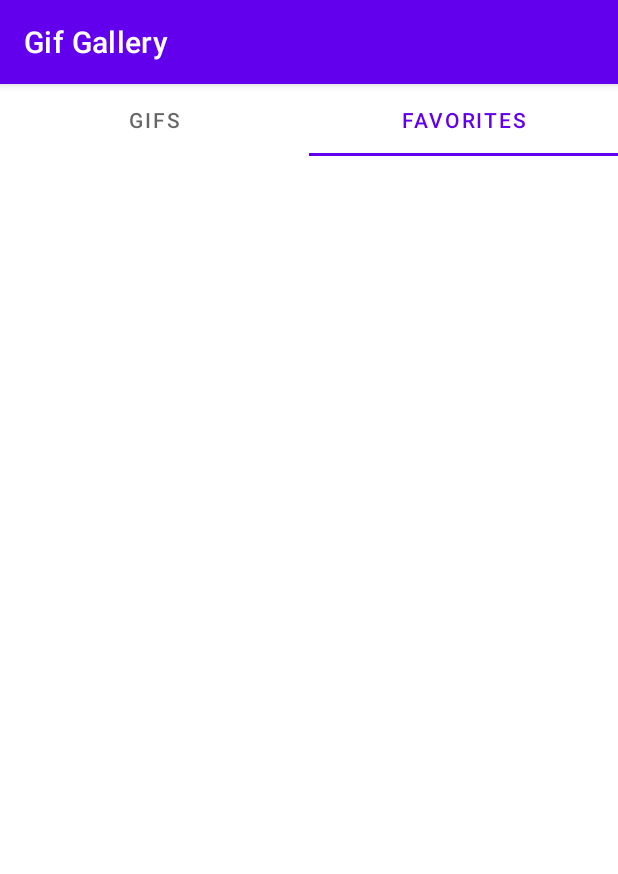
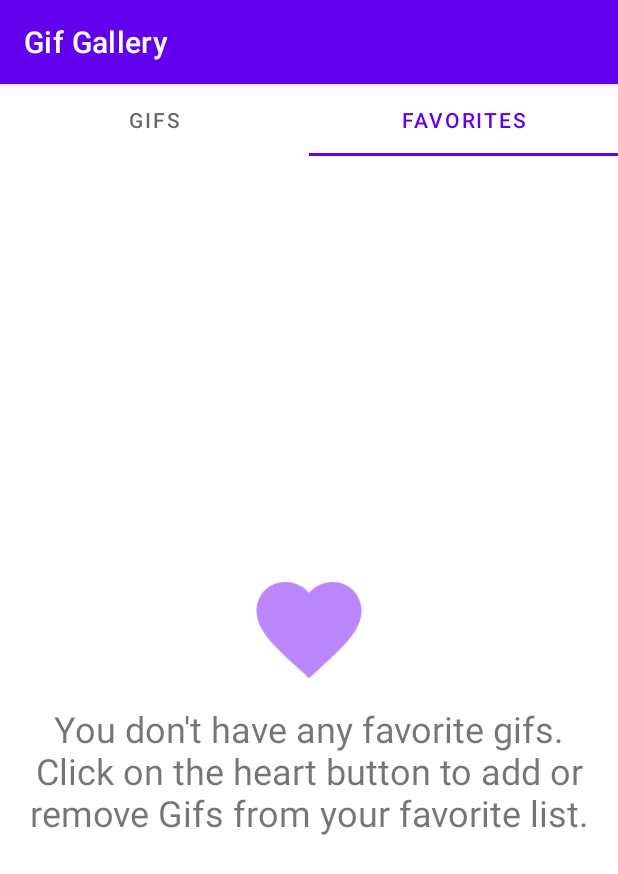
Before and after one commit to arthursz/GifGallery, an Android app: the screen it shows after launch (MainActivity), tab 2 chosen, on a phone screen of 412 x 824 dp. Shown: the top 874 px of the screen. Run offline under Robolectric (Android 15) with nearby library versions, the phone set to English and light mode, and no system bars; our stand-ins replace Room's generated code; network calls fail; pictures from the network do not load.

Commit message:
feat(favorite_fragment): show message when favorite list is empty

```diff
--- a/app/src/main/java/com/arthurzettler/gifgallery/ui/fragment/favorite/FavoriteFragment.kt
+++ b/app/src/main/java/com/arthurzettler/gifgallery/ui/fragment/favorite/FavoriteFragment.kt
@@ -20,6 +20,7 @@ import com.arthurzettler.gifgallery.ui.fragment.GifViewModel
 class FavoriteFragment : Fragment(), GifListInteraction {
 
     private lateinit var recyclerView: RecyclerView
+    private lateinit var favoriteMessageView: ViewGroup
 
     private val viewModel: GifViewModel by activityViewModels()
     private val favoriteGifList: MutableList<Gif> = mutableListOf()
@@ -43,11 +44,15 @@ class FavoriteFragment : Fragment(), GifListInteraction {
         val index = favoriteGifList.indexOf(gif)
         viewModel.setFavoriteGif(gif, isFavorite)
         viewModel.notifyGifListObserver()
+
         favoriteGifList.removeAt(index)
         recyclerView.adapter?.notifyItemRemoved(index)
+
+        setViewVisibility(favoriteGifList.size != 0)
     }
 
     private fun setupView(view: View) {
+        favoriteMessageView = view.findViewById(R.id.favorite_message_layout)
         recyclerView = view.findViewById<RecyclerView>(R.id.gif_list).apply {
             layoutManager = StaggeredGridLayoutManager(LAYOUT_COLUMNS, LinearLayoutManager.VERTICAL)
             adapter = GifListAdapter(context, favoriteGifList, this@FavoriteFragment)
@@ -56,10 +61,24 @@ class FavoriteFragment : Fragment(), GifListInteraction {
 
     private fun setupViewModel() {
         viewModel.favoriteGifList.observe(viewLifecycleOwner, Observer {
+            setViewVisibility(it.size != 0)
             favoriteGifList.clear()
             favoriteGifList.addAll(it)
             recyclerView.adapter?.notifyDataSetChanged()
         })
+    }
+
+    private fun setViewVisibility(haveFavorites: Boolean) {
+        when(haveFavorites) {
+            true -> {
+                recyclerView.visibility = View.VISIBLE
+                favoriteMessageView.visibility = View.GONE
+            }
+            false -> {
+                favoriteMessageView.visibility = View.VISIBLE
+                recyclerView.visibility = View.GONE
+            }
+        }
     }
 
     companion object: DefaultFragmentCreator {
--- a/app/src/main/res/layout/error.xml
+++ b/app/src/main/res/layout/error.xml
@@ -20,7 +20,7 @@
         android:layout_height="wrap_content"
         android:text="@string/error_message"
         android:textAlignment="center"
-        android:textSize="@dimen/error_text_size" />
+        android:textSize="@dimen/text_size" />
 
     <Button
         android:id="@+id/retry_button"
--- a/app/src/main/res/layout/favorite_fragment.xml
+++ b/app/src/main/res/layout/favorite_fragment.xml
@@ -12,7 +12,16 @@
         android:layout_width="match_parent"
         android:layout_height="match_parent"
         android:scrollbars="vertical"
+        android:visibility="gone"
         app:layout_constraintStart_toStartOf="parent"
         app:layout_constraintTop_toTopOf="parent" />
 
+    <include layout="@layout/favorite_message"
+        android:id="@+id/favorite_message_layout"
+        android:visibility="visible"
+        app:layout_constraintLeft_toLeftOf="parent"
+        app:layout_constraintRight_toRightOf="parent"
+        app:layout_constraintTop_toTopOf="parent"
+        app:layout_constraintBottom_toBottomOf="parent"/>
+
 </androidx.constraintlayout.widget.ConstraintLayout>
--- /dev/null
+++ b/app/src/main/res/layout/favorite_message.xml
@@ -0,0 +1,24 @@
+<?xml version="1.0" encoding="utf-8"?>
+<LinearLayout
+    xmlns:android="http://schemas.android.com/apk/res/android"
+    android:layout_width="match_parent"
+    android:layout_height="match_parent"
+    android:orientation="vertical"
+    android:gravity="center">
+
+    <ImageView
+        android:id="@+id/favorite_image"
+        android:layout_width="@dimen/fav_message_icon_size"
+        android:layout_height="@dimen/fav_message_icon_size"
+        android:contentDescription="@string/favorite"
+        android:padding="@dimen/fav_icon_margin"
+        android:src="@drawable/ic_favorite_fill" />
+
+    <TextView
+        android:id="@+id/favorite_text"
+        android:layout_width="wrap_content"
+        android:layout_height="wrap_content"
+        android:text="@string/favorite_message"
+        android:textAlignment="center"
+        android:textSize="@dimen/text_size" />
+</LinearLayout>
--- a/app/src/main/res/values/dimens.xml
+++ b/app/src/main/res/values/dimens.xml
@@ -3,8 +3,12 @@
     <dimen name="fav_icon_size">50dp</dimen>
     <dimen name="fav_icon_margin">8dp</dimen>
 
+    <dimen name="text_size">24sp</dimen>
+
+    <dimen name="fav_message_icon_size">100dp</dimen>
+    <dimen name="fav_message_icon_padding">10dp</dimen>
+
     <dimen name="error_icon_size">100dp</dimen>
     <dimen name="error_icon_padding">10dp</dimen>
-    <dimen name="error_text_size">24sp</dimen>
     <dimen name="error_button_top_margin">10dp</dimen>
 </resources>
--- a/app/src/main/res/values/strings.xml
+++ b/app/src/main/res/values/strings.xml
@@ -9,4 +9,5 @@
     <string name="retry_button">Retry</string>
     <string name="search_title">Search Gif…</string>
     <string name="search_hint">Search Gifs…</string>
+    <string name="favorite_message">You don\'t have any favorite gifs.\nClick on the heart button to add or remove Gifs from your favorite list.</string>
 </resources>
```
